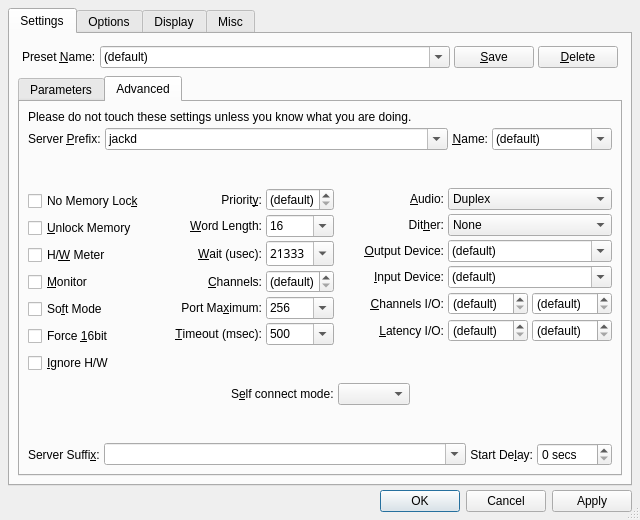
rncbc/qjackctl, file src/qjackctlSetupForm.ui: the form before one commit.
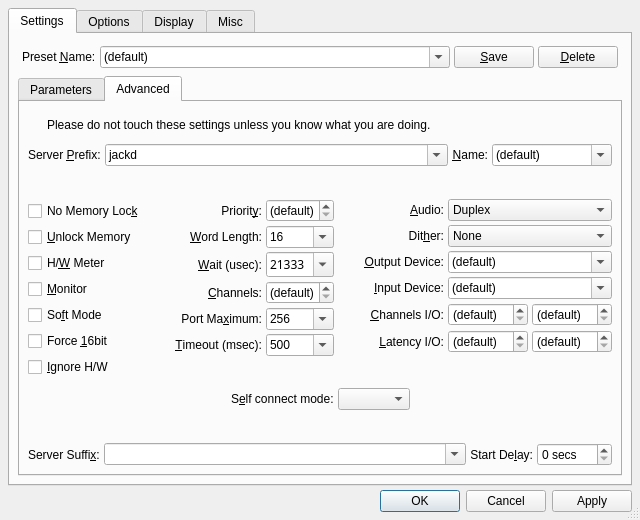
The form after the commit. The open tabs and pages were chosen to show the change. Icons and pictures are not drawn. Custom widgets are drawn as their Qt base class.

```diff
--- a/src/qjackctlSetupForm.ui
+++ b/src/qjackctlSetupForm.ui
@@ -754,14 +754,41 @@
           </attribute>
           <layout class="QGridLayout">
            <item row="0" column="0" colspan="5">
-            <widget class="QLabel" name="label">
-             <property name="text">
-              <string>Please do not touch these settings unless you know what you are doing.</string>
-             </property>
+            <layout class="QHBoxLayout">
              <property name="margin">
               <number>8</number>
              </property>
-            </widget>
+             <item>
+              <widget class="QLabel" name="AdvancedIconLabel">
+               <property name="maximumSize">
+                <size>
+                 <width>16</width>
+                 <height>16</height>
+                </size>
+               </property>
+              </widget>
+             </item>
+             <item>
+              <widget class="QLabel" name="AdvancedTextLabel">
+               <property name="text">
+                <string>Please do not touch these settings unless you know what you are doing.</string>
+               </property>
+              </widget>
+             </item>
+             <item>
+              <spacer>
+               <property name="orientation">
+                <enum>Qt::Horizontal</enum>
+               </property>
+               <property name="sizeHint">
+                <size>
+                 <width>20</width>
+                 <height>8</height>
+                </size>
+               </property>
+              </spacer>
+             </item>
+            </layout>
            </item>
            <item row="1" column="0" colspan="5">
             <layout class="QHBoxLayout">
@@ -880,7 +907,7 @@
              <property name="sizeHint">
               <size>
                <width>20</width>
-               <height>8</height>
+               <height>4</height>
               </size>
              </property>
             </spacer>
@@ -1797,7 +1824,7 @@
              </item>
             </layout>
            </item>
-           <item row="4" column="2" colspan="3">
+           <item row="4" column="0" colspan="5">
             <spacer>
              <property name="orientation">
               <enum>Qt::Vertical</enum>
@@ -1805,7 +1832,7 @@
              <property name="sizeHint">
               <size>
                <width>20</width>
-               <height>8</height>
+               <height>4</height>
               </size>
              </property>
             </spacer>
```
Left out of the diff: 14 changed lines with no effect on the pictures.
